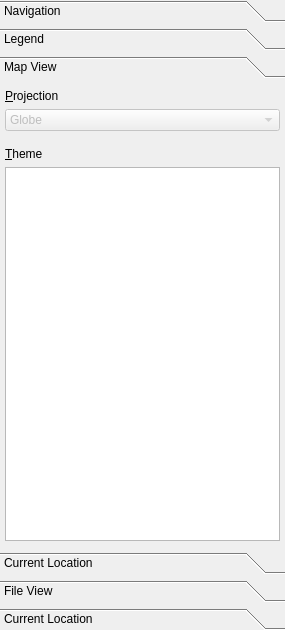
Before: the Qt Designer form src/lib/MarbleControlBox.ui in KDE/marble, drawn with Qt 5.
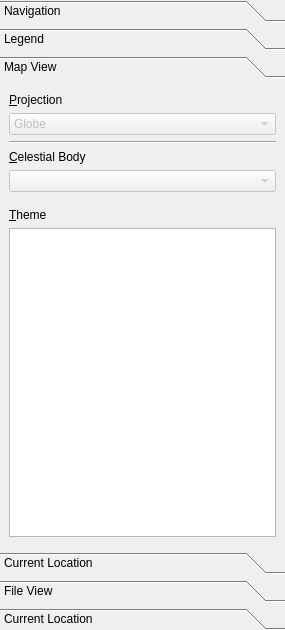
After: the same form once the commit is applied. The open tabs and pages were chosen to show the change. Icons and pictures are not drawn. Custom widgets are drawn as their Qt base class.

Commit message: - Adding a "Celestial Body" combobox.   This combobox should only show the "planets" for which there are themes available.   The planet that is selected should determine the themes appearing in the theme   selection view. Switching the "planet" would of course also affect the currently   selected Theme and hence the planet shown in the MarbleWidget.

Patch:
```diff
--- a/src/lib/MarbleControlBox.ui
+++ b/src/lib/MarbleControlBox.ui
@@ -461,15 +461,9 @@
       <attribute name="label" >
        <string>Map View</string>
       </attribute>
-      <layout class="QVBoxLayout" >
-       <property name="spacing" >
-        <number>6</number>
-       </property>
-       <property name="margin" >
-        <number>5</number>
-       </property>
+      <layout class="QVBoxLayout" name="verticalLayout_5" >
        <item>
-        <widget class="QLabel" name="projectionLabel" >
+        <widget class="QLabel" name="projectionLabel_2" >
          <property name="text" >
           <string>&amp;Projection</string>
          </property>
@@ -512,6 +506,33 @@
          </item>
         </widget>
        </item>
+       <item>
+        <widget class="Line" name="line" >
+         <property name="orientation" >
+          <enum>Qt::Horizontal</enum>
+         </property>
+        </widget>
+       </item>
+       <item>
+        <widget class="QLabel" name="celestialBodyLabel" >
+         <property name="enabled" >
+          <bool>true</bool>
+         </property>
+         <property name="text" >
+          <string>&amp;Celestial Body</string>
+         </property>
+         <property name="buddy" >
+          <cstring>projectionComboBox</cstring>
+         </property>
+        </widget>
+       </item>
+       <item>
+        <widget class="QComboBox" name="celestialBodyComboBox" >
+         <property name="enabled" >
+          <bool>false</bool>
+         </property>
+        </widget>
+       </item>
        <item>
         <spacer>
          <property name="orientation" >
```
Left out of the diff: 2 changed lines with no effect on the pictures. The commit also changes 1 other file.
